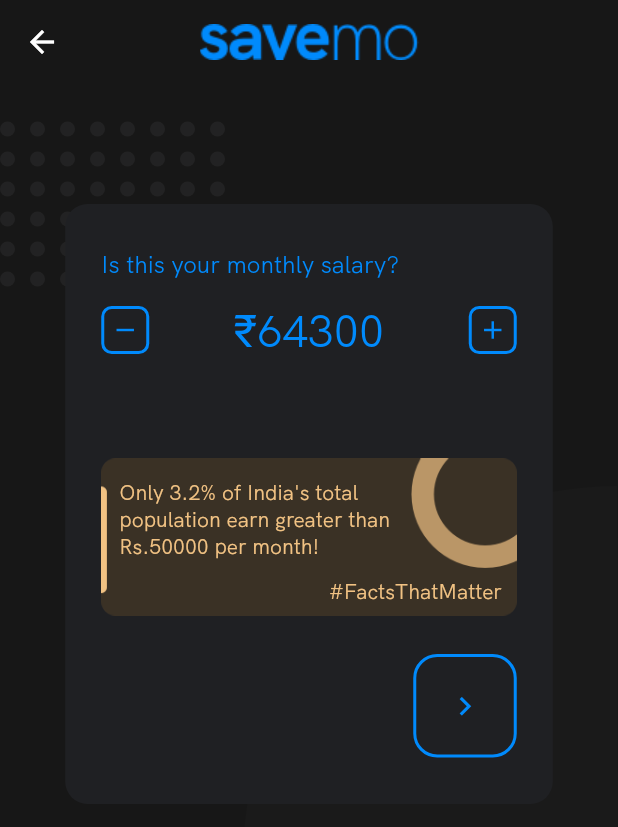
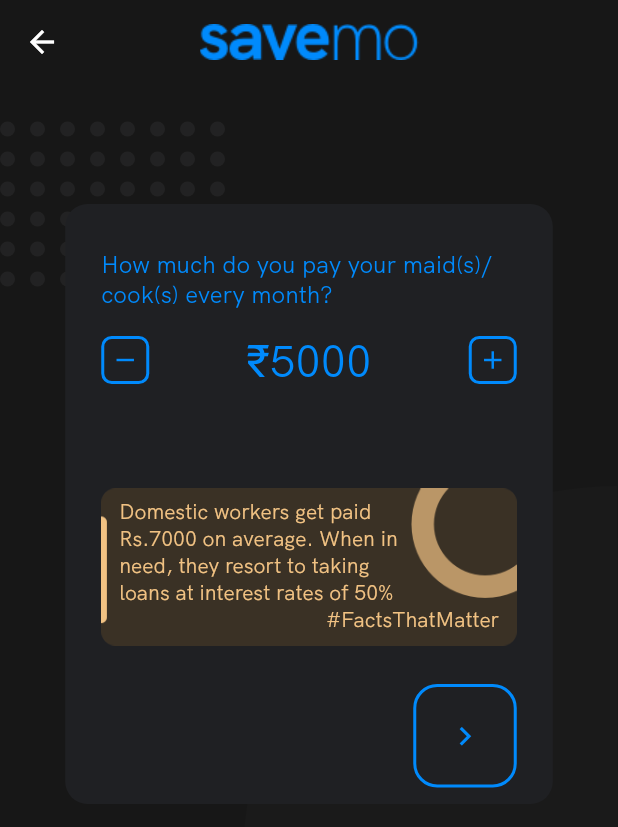
Before and after one commit to padth4i/SavemoScreen, a Flutter app: the screen it shows after launch, after a tap on the "navigate next" icon, on a phone screen of 412 x 824 dp. Shown: the top 827 px of the screen. Run offline on Flutter 3.47's test engine with Material 2 defaults, Android fonts, the phone set to English and light mode, and no system bars; our stand-ins replace bloc, equatable, flutter_bloc.

Commit message:
Add BLoC for navigating main states

```diff
--- a/lib/app.dart
+++ b/lib/app.dart
@@ -1,8 +1,8 @@
 import 'package:flutter/material.dart';
-import 'package:savemo_screen/utilities/constants.dart';
+import 'package:flutter_bloc/flutter_bloc.dart';
+import 'package:savemo_screen/bloc/page_bloc.dart';
+import 'package:savemo_screen/homepage.dart';
 
-import 'screens/foreground.dart';
-import 'screens/background.dart';
 
 class Savemo extends StatefulWidget {
   Savemo({Key key}) : super(key: key);
@@ -15,23 +15,9 @@ class _SavemoState extends State<Savemo> {
   @override
   Widget build(BuildContext context) {
     return MaterialApp(
-      home: Scaffold(
-        appBar: AppBar(
-          title: ConstrainedBox(
-              constraints: BoxConstraints(maxHeight: 35, maxWidth: 200),
-              child: Image.asset('assets/images/savemo.png')),
-          centerTitle: true,
-          backgroundColor: backgroundColor,
-          leading: Icon(Icons.arrow_back),
-          elevation: 0,
-        ),
-        body: Stack(
-          children: <Widget>[
-            // Foreground(),
-            Background(),
-            Foreground()
-          ],
-        ),
+      home: BlocProvider<PageBloc>(
+        create: (context) => PageBloc(),
+        child: HomePage()
       ),
       debugShowCheckedModeBanner: false,
     );
--- /dev/null
+++ b/lib/bloc/page_bloc.dart
@@ -0,0 +1,48 @@
+import 'dart:async';
+
+import 'package:bloc/bloc.dart';
+import 'package:equatable/equatable.dart';
+import 'package:savemo_screen/page.dart';
+
+part 'page_event.dart';
+part 'page_state.dart';
+
+class PageBloc extends Bloc<PageEvent, PageState> {
+  int index = 0;
+  Page page = new Page(
+      'Only 3.2% of India\'s total population earn greater than Rs.50000 per month!',
+      50000,
+      'Is this your monthly salary?');
+  @override
+  PageState get initialState => PageInitial(page, page.initialAmount);
+
+  @override
+  Stream<PageState> mapEventToState(
+    PageEvent event,
+  ) async* {
+    if (event is ChangePage) {
+      index++;
+      switch (index) {
+        case 1:
+          page = Page(
+              'Domestic workers get paid Rs.7000 on average. When in need, they resort to taking loans at interest rates of 50%',
+              5000,
+              'How much do you pay your maid(s)/cook(s) every month?');
+          yield PageInitial(page, page.initialAmount);
+          break;
+        case 2:
+          page = Page(
+              'Netflix has a debt of over \$14 Billion. But all of it is used to grow their business, so they will earn it back with time',
+              2000,
+              'Is this how much you pay as bills every month');
+          yield PageInitial(page, page.initialAmount);
+          break;
+      }
+    }
+    if (event is IncrementCounter) {
+
+    }
+
+    if (event is DecrementCounter) {}
+  }
+}
--- /dev/null
+++ b/lib/bloc/page_event.dart
@@ -0,0 +1,20 @@
+part of 'page_bloc.dart';
+
+abstract class PageEvent extends Equatable {
+  const PageEvent();
+}
+
+class ChangePage extends PageEvent {
+  @override
+  List<Object> get props => [];
+}
+
+class IncrementCounter extends PageEvent {
+  @override
+  List<Object> get props => [];
+}
+
+class DecrementCounter extends PageEvent {
+  @override
+  List<Object> get props => [];
+}
--- /dev/null
+++ b/lib/bloc/page_state.dart
@@ -0,0 +1,14 @@
+part of 'page_bloc.dart';
+
+abstract class PageState extends Equatable {
+  const PageState();
+}
+
+class PageInitial extends PageState {
+  final Page page;
+  final int amount;
+
+  const PageInitial(this.page, this.amount);
+  @override
+  List<Object> get props => [page, amount];
+}
--- /dev/null
+++ b/lib/homepage.dart
@@ -0,0 +1,35 @@
+import 'package:flutter/material.dart';
+import 'package:savemo_screen/screens/background.dart';
+import 'package:savemo_screen/screens/foreground.dart';
+import 'package:savemo_screen/utilities/constants.dart';
+
+class HomePage extends StatefulWidget {
+  HomePage({Key key}) : super(key: key);
+
+  @override
+  _HomePageState createState() => _HomePageState();
+}
+
+class _HomePageState extends State<HomePage> {
+  @override
+  Widget build(BuildContext context) {
+    return Scaffold(
+      appBar: AppBar(
+        title: ConstrainedBox(
+            constraints: BoxConstraints(maxHeight: 35, maxWidth: 200),
+            child: Image.asset('assets/images/savemo.png')),
+        centerTitle: true,
+        backgroundColor: backgroundColor,
+        leading: Icon(Icons.arrow_back),
+        elevation: 0,
+      ),
+      body: Stack(
+        children: <Widget>[
+          // Foreground(),
+          Background(),
+          Foreground()
+        ],
+      ),
+    );
+  }
+}
--- /dev/null
+++ b/lib/page.dart
@@ -0,0 +1,12 @@
+import 'package:equatable/equatable.dart';
+
+class Page extends Equatable {
+  final String question;
+  final String fact;
+  final int initialAmount;
+
+  Page(this.fact, this.initialAmount, this.question);
+
+  @override
+  List<Object> get props => [fact, initialAmount, question];
+}
--- a/lib/screens/foreground.dart
+++ b/lib/screens/foreground.dart
@@ -1,10 +1,11 @@
 import 'package:flutter/material.dart';
+import 'package:flutter_bloc/flutter_bloc.dart';
+import 'package:savemo_screen/bloc/page_bloc.dart';
+import 'package:savemo_screen/page.dart';
 import 'package:savemo_screen/utilities/constants.dart';
 import 'package:savemo_screen/utilities/widgets.dart';
 
 class Foreground extends StatefulWidget {
-  Foreground({Key key}) : super(key: key);
-
   @override
   _ForegroundState createState() => _ForegroundState();
 }
@@ -12,6 +13,10 @@ class Foreground extends StatefulWidget {
 class _ForegroundState extends State<Foreground> {
   @override
   Widget build(BuildContext context) {
+    final pageBloc = BlocProvider.of<PageBloc>(context);
+    return BlocBuilder(
+        bloc: pageBloc,
+        builder: (context, state) {
           return Positioned(
             top: 80,
             left: (MediaQuery.of(context).size.width - 325) / 2.0,
@@ -29,22 +34,62 @@ class _ForegroundState extends State<Foreground> {
                     Padding(
                       padding: const EdgeInsets.only(bottom: 15),
                       child: Text(
-                  'Is this your monthly salary?',
+                        state.page.question,
                         style: mainTextStyle,
                       ),
                     ),
                     Row(
                       mainAxisAlignment: MainAxisAlignment.spaceBetween,
                       children: <Widget>[
-                  customIconButton(4, Icons.remove, 20, 7),
+                        CustomIconButton(
+                          padding: 4,
+                          icon: Icons.remove,
+                          iconSize: 20,
+                          borderRadius: 7,
+                          onTap: () {
+                            pageBloc.add(DecrementCounter());
+                          },
+                        ),
                         Text(
-                    '₹64300',
+                          '₹${state.page.initialAmount}',
+                          // '${state.amount}',
                           style: numberStyle,
                         ),
-                  customIconButton(4, Icons.add, 20, 7),
+                        CustomIconButton(
+                          padding: 4,
+                          icon: Icons.add,
+                          iconSize: 20,
+                          borderRadius: 7,
+                          onTap: () {
+                            pageBloc.add(IncrementCounter());
+                          },
+                        ),
                       ],
                     ),
+                    factBox(context, state.page),
                     Padding(
+                      padding: const EdgeInsets.only(top: 24),
+                      child: Align(
+                        alignment: Alignment.bottomRight,
+                        child: CustomIconButton(
+                          padding: 20,
+                          icon: Icons.navigate_next,
+                          iconSize: 25,
+                          borderRadius: 16,
+                          onTap: () {
+                            pageBloc.add(ChangePage());
+                          },
+                        ),
+                      ),
+                    )
+                  ]),
+            ),
+          );
+        });
+  }
+
+  Widget factBox(BuildContext context, Page page) {
+    return Padding(
       padding: EdgeInsets.only(top: 65),
       child: Container(
         height: 108,
@@ -55,35 +100,22 @@ class _ForegroundState extends State<Foreground> {
             image: AssetImage('assets/images/oval.png'),
           ),
         ),
-                  child: Column(
-                    crossAxisAlignment: CrossAxisAlignment.start,
+        child: Stack(
           children: <Widget>[
-                      Padding(
-                        padding: EdgeInsets.only(left: 12, right: 40, top: 15),
-                        child: Text(
-                            'Only 3.2% of India\'s total population earn greater than Rs.50000 per month!',
-                            style: factTextStyle),
+            Positioned(
+              top: 8,
+              left: 12,
+              width: 190,
+              child: Text(page.fact, style: factTextStyle),
             ),
-                      Padding(
-                        padding: const EdgeInsets.only(top: 12, right: 10),
-                        child: Align(
+            Positioned(
+              bottom: 10,
+              left: 150,
               child: Text('#FactsThatMatter', style: factTextStyle),
-                          alignment: Alignment.bottomRight,
-                        ),
             ),
           ],
         ),
       ),
-              ),
-              Padding(
-                padding: const EdgeInsets.only(top: 24),
-                child: Align(
-                  alignment: Alignment.bottomRight,
-                  child: customIconButton(20, Icons.navigate_next, 25, 16),
-                ),
-              )
-            ]),
-      ),
     );
   }
 }
--- a/lib/utilities/widgets.dart
+++ b/lib/utilities/widgets.dart
@@ -1,7 +1,19 @@
 import 'package:flutter/material.dart';
 import 'package:savemo_screen/utilities/constants.dart';
 
-Widget customIconButton(double padding, IconData icon, double iconSize, double borderRadius) {
+class CustomIconButton extends StatelessWidget {
+  final double borderRadius;
+  final double padding;
+  final IconData icon;
+  final double iconSize;
+  final Function onTap;
+
+  const CustomIconButton(
+      {Key key, this.borderRadius, this.padding, this.icon, this.iconSize, this.onTap})
+      : super(key: key);
+
+  @override
+  Widget build(BuildContext context) {
     return Container(
       decoration: BoxDecoration(
           border: Border.all(color: smBlue, width: 2.0),
@@ -12,7 +24,7 @@ Widget customIconButton(double padding, IconData icon, double iconSize, double b
         //This keeps the splash effect within the circle
         borderRadius:
             BorderRadius.circular(12.0), //Something large to ensure a circle
-      onTap: () {},
+        onTap: onTap,
         child: Padding(
           padding: EdgeInsets.all(padding),
           child: Icon(
@@ -24,3 +36,4 @@ Widget customIconButton(double padding, IconData icon, double iconSize, double b
       ),
     );
   }
+}
--- a/pubspec.yaml
+++ b/pubspec.yaml
@@ -23,6 +23,8 @@ dependencies:
   # The following adds the Cupertino Icons font to your application.
   # Use with the CupertinoIcons class for iOS style icons.
   cupertino_icons: ^0.1.2
+  flutter_bloc: ^3.2.0
+  equatable: ^1.0.3
 
 dev_dependencies:
   flutter_test:
```
Also changed, not shown: pubspec.lock. Lines whose indentation alone changed are shown as unchanged.
